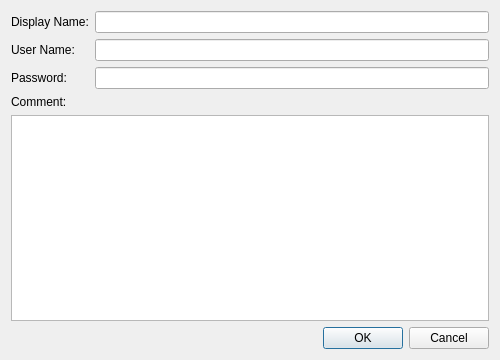
This is source/client/ui/hosts/router_host_dialog.ui in dchapyshev/aspia as Qt 5 draws it before an edit. The edited form follows.
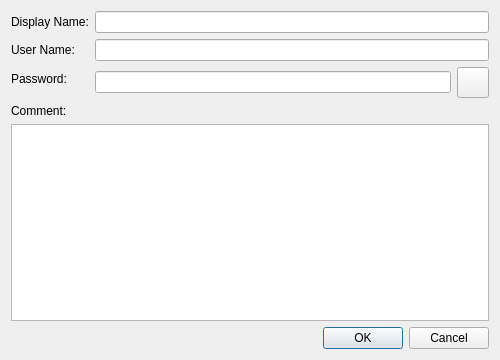
This is the edited form. Icons and pictures are not drawn. Custom widgets are drawn as their Qt base class.

Commit message: Implement edit action for hosts.

```diff
--- a/source/client/ui/hosts/router_host_dialog.ui
+++ b/source/client/ui/hosts/router_host_dialog.ui
@@ -47,11 +47,28 @@
       </widget>
      </item>
      <item row="2" column="1">
-      <widget class="QLineEdit" name="edit_password">
-       <property name="echoMode">
-        <enum>QLineEdit::EchoMode::Password</enum>
-       </property>
-      </widget>
+      <layout class="QHBoxLayout" name="horizontalLayout_password">
+       <item>
+        <widget class="PasswordEdit" name="edit_password"/>
+       </item>
+       <item>
+        <widget class="QToolButton" name="button_show_password">
+         <property name="icon">
+          <iconset resource="../../../common/resources/common.qrc">
+           <normaloff>:/img/show-password.svg</normaloff>:/img/show-password.svg</iconset>
+         </property>
+         <property name="iconSize">
+          <size>
+           <width>24</width>
+           <height>24</height>
+          </size>
+         </property>
+         <property name="checkable">
+          <bool>true</bool>
+         </property>
+        </widget>
+       </item>
+      </layout>
      </item>
     </layout>
    </item>
@@ -74,6 +91,18 @@
    </item>
   </layout>
  </widget>
+ <customwidgets>
+  <customwidget>
+   <class>DialogButtonBox</class>
+   <extends>QDialogButtonBox</extends>
+   <header>common/ui/dialog_button_box.h</header>
+  </customwidget>
+  <customwidget>
+   <class>PasswordEdit</class>
+   <extends>QLineEdit</extends>
+   <header>common/ui/password_edit.h</header>
+  </customwidget>
+ </customwidgets>
  <resources/>
  <connections/>
 </ui>
```
Left out of the diff: 2 changed lines with no effect on the pictures. The commit also changes 5 other files.
